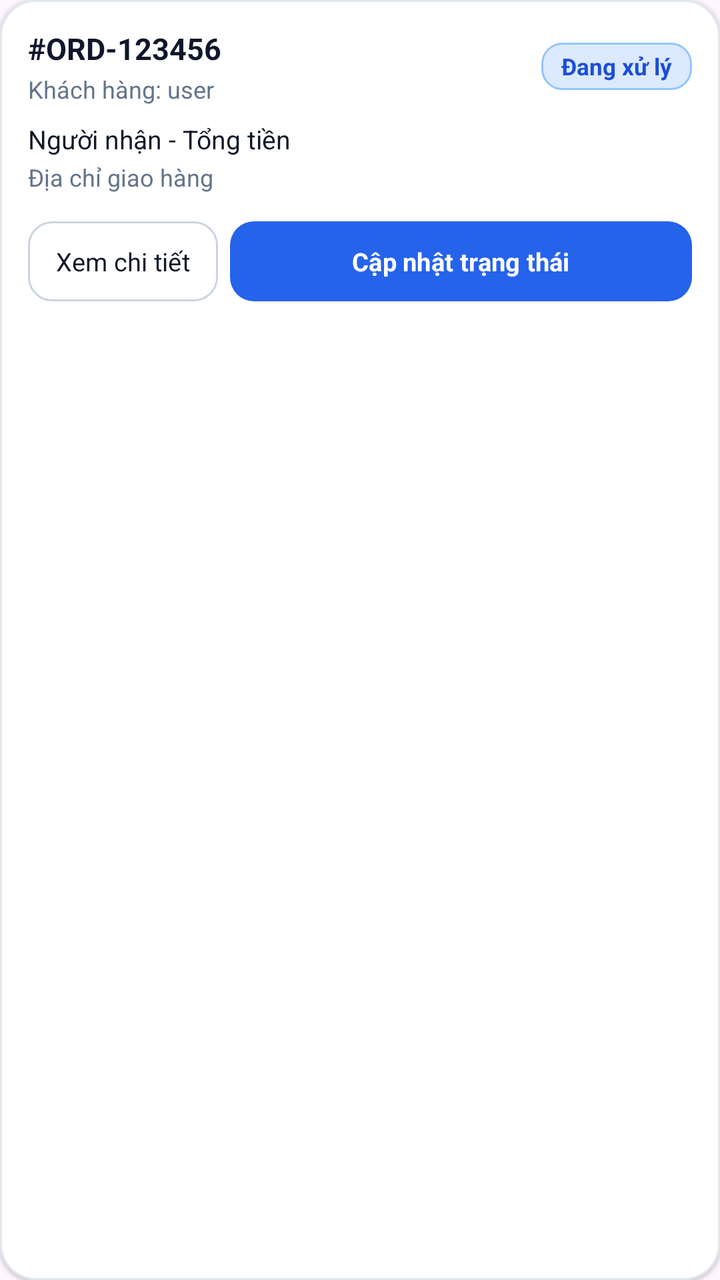
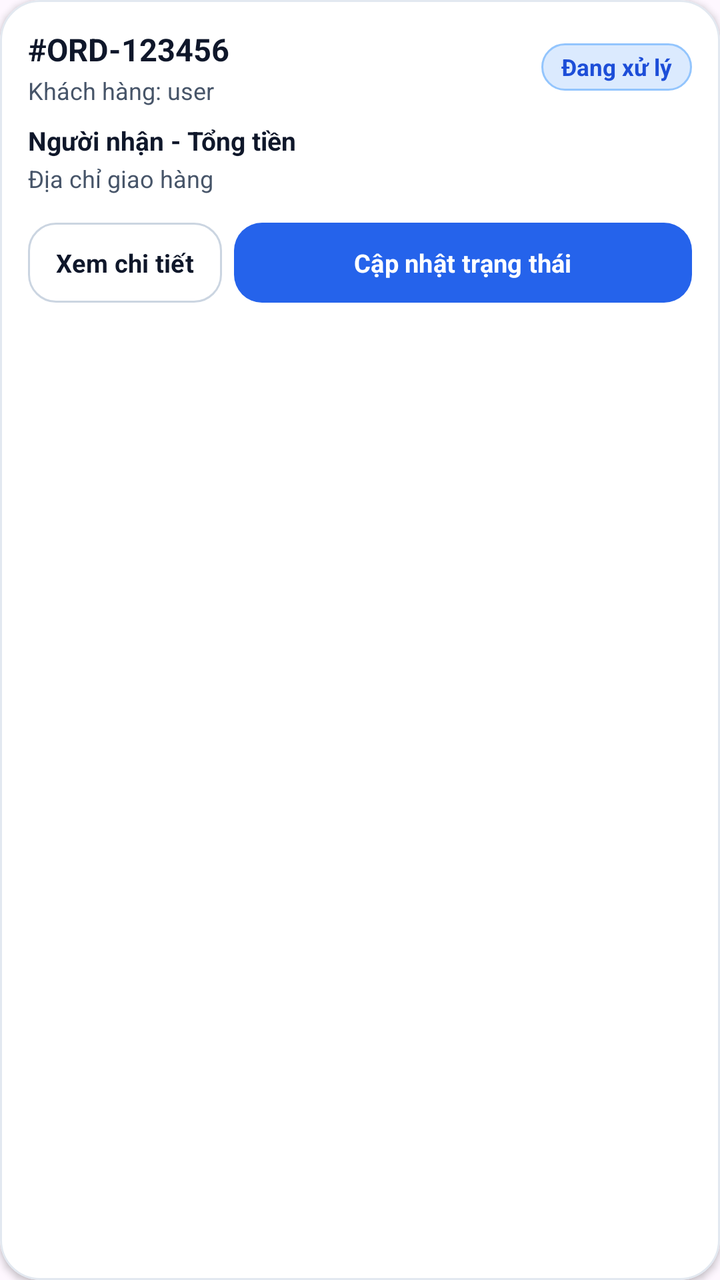

Before-and-after screenshots of an Android layout around one commit, followed by the original layout XML and the change that was made.
<!-- AndroidManifest.xml: application theme Theme.MyApplication -->
<!-- res/layout/item_admin_order.xml -->
<?xml version="1.0" encoding="utf-8"?>
<com.google.android.material.card.MaterialCardView xmlns:android="http://schemas.android.com/apk/res/android"
    xmlns:app="http://schemas.android.com/apk/res-auto"
    xmlns:tools="http://schemas.android.com/tools"
    android:layout_width="match_parent"
    android:layout_height="wrap_content"
    android:layout_marginBottom="10dp"
    app:cardBackgroundColor="@color/surface"
    app:cardCornerRadius="18dp"
    app:cardElevation="1dp"
    app:strokeColor="@color/border"
    app:strokeWidth="1dp"
    tools:ignore="HardcodedText,TouchTargetSizeCheck">

    <LinearLayout
        android:layout_width="match_parent"
        android:layout_height="wrap_content"
        android:orientation="vertical"
        android:padding="14dp">

        <LinearLayout
            android:layout_width="match_parent"
            android:layout_height="wrap_content"
            android:gravity="center_vertical"
            android:orientation="horizontal">

            <LinearLayout
                android:layout_width="0dp"
                android:layout_height="wrap_content"
                android:layout_weight="1"
                android:orientation="vertical">

                <TextView
                    android:id="@+id/tvAdminOrderCode"
                    android:layout_width="wrap_content"
                    android:layout_height="wrap_content"
                    android:text="#ORD-123456"
                    android:textColor="@color/ink"
                    android:textSize="15sp"
                    android:textStyle="bold" />

                <TextView
                    android:id="@+id/tvAdminOrderUser"
                    android:layout_width="wrap_content"
                    android:layout_height="wrap_content"
                    android:layout_marginTop="2dp"
                    android:text="Khách hàng: user"
                    android:textColor="@color/text_secondary"
                    android:textSize="12sp" />
            </LinearLayout>

            <TextView
                android:id="@+id/tvAdminOrderBadge"
                android:layout_width="wrap_content"
                android:layout_height="wrap_content"
                android:background="@drawable/bg_badge_primary"
                android:paddingStart="10dp"
                android:paddingTop="4dp"
                android:paddingEnd="10dp"
                android:paddingBottom="4dp"
                android:text="Đang xử lý"
                android:textColor="@color/primary_dark"
                android:textSize="11.5sp"
                android:textStyle="bold" />
        </LinearLayout>

        <TextView
            android:id="@+id/tvAdminOrderInfo"
            android:layout_width="match_parent"
            android:layout_height="wrap_content"
            android:layout_marginTop="8dp"
            android:text="Người nhận - Tổng tiền"
            android:textColor="@color/ink"
            android:textSize="13sp" />

        <TextView
            android:id="@+id/tvAdminOrderAddress"
            android:layout_width="match_parent"
            android:layout_height="wrap_content"
            android:layout_marginTop="2dp"
            android:ellipsize="end"
            android:maxLines="2"
            android:text="Địa chỉ giao hàng"
            android:textColor="@color/text_secondary"
            android:textSize="12sp" />

        <LinearLayout
            android:layout_width="match_parent"
            android:layout_height="wrap_content"
            android:layout_marginTop="10dp"
            android:orientation="horizontal">

            <com.google.android.material.button.MaterialButton
                android:id="@+id/btnAdminOrderDetail"
                style="@style/Widget.Material3.Button.OutlinedButton"
                android:layout_width="wrap_content"
                android:layout_height="48dp"
                android:layout_marginEnd="6dp"
                android:minHeight="48dp"
                android:paddingStart="14dp"
                android:paddingEnd="14dp"
                android:text="Xem chi tiết"
                android:textAllCaps="false"
                android:textColor="@color/ink"
                android:textSize="12.5sp"
                app:backgroundTint="@color/surface"
                app:cornerRadius="12dp"
                app:strokeColor="@color/border_strong"
                app:strokeWidth="1dp" />

            <com.google.android.material.button.MaterialButton
                android:id="@+id/btnAdminUpdateStatus"
                android:layout_width="0dp"
                android:layout_height="48dp"
                android:layout_weight="1"
                android:minHeight="48dp"
                android:text="Cập nhật trạng thái"
                android:textAllCaps="false"
                android:textColor="@color/white"
                android:textSize="12.5sp"
                android:textStyle="bold"
                app:backgroundTint="@color/primary"
                app:cornerRadius="12dp" />
        </LinearLayout>

    </LinearLayout>
</com.google.android.material.card.MaterialCardView>
<!-- resources referenced by this layout -->
<resources>
  <color name="border">#E2E8F0</color>
  <color name="border_strong">#CBD5E1</color>
  <color name="ink">#0F172A</color>
  <color name="primary">#2563EB</color>
  <color name="primary_dark">#1D4ED8</color>
  <color name="surface">#FFFFFFFF</color>
  <color name="text_secondary">#64748B</color>
  <color name="white">#FFFFFFFF</color>
  <!-- drawable bg_badge_primary (drawable) -->
  <?xml version="1.0" encoding="utf-8"?>
  <shape xmlns:android="http://schemas.android.com/apk/res/android" android:shape="rectangle">
      <solid android:color="#DBEAFE" />
      <stroke
          android:width="1dp"
          android:color="#93C5FD" />
      <corners android:radius="10dp" />
  </shape>
  <style name="Theme.MyApplication" parent="Base.Theme.MyApplication" />
  <style name="Base.Theme.MyApplication" parent="Theme.Material3.Light.NoActionBar">
          <item name="colorPrimary">@color/primary</item>
          <item name="colorOnPrimary">@color/white</item>
          <item name="colorPrimaryContainer">@color/primary_soft</item>
          <item name="colorOnPrimaryContainer">@color/primary_dark</item>
          <item name="colorSecondaryContainer">@color/primary_soft</item>
          <item name="colorOnSecondaryContainer">@color/primary_dark</item>
          <item name="colorSurface">@color/surface</item>
          <item name="colorOnSurface">@color/ink</item>
          <item name="colorSurfaceVariant">@color/surface_subtle</item>
          <item name="colorOnSurfaceVariant">@color/text_secondary</item>
          <item name="colorOutline">@color/border_strong</item>
          <item name="elevationOverlayEnabled">false</item>
          <item name="android:fontFamily">sans-serif</item>
          <item name="android:windowLightStatusBar">true</item>
          <item name="android:statusBarColor">@color/screen_background</item>
          <item name="android:navigationBarColor">@color/screen_background</item>
          <item name="android:windowLightNavigationBar" tools:targetApi="27">true</item>
          <item name="android:windowActionModeOverlay">true</item>
      </style>
  <color name="primary_soft">#EFF6FF</color>
  <color name="surface_subtle">#F1F5F9</color>
  <color name="screen_background">#F4F5F9</color>
</resources>

<!-- the commit's change to res/layout/item_admin_order.xml (unified diff, before → after) -->
@@ -6,8 +6,8 @@
     android:layout_height="wrap_content"
     android:layout_marginBottom="10dp"
     app:cardBackgroundColor="@color/surface"
-    app:cardCornerRadius="18dp"
-    app:cardElevation="1dp"
+    app:cardCornerRadius="20dp"
+    app:cardElevation="2dp"
     app:strokeColor="@color/border"
     app:strokeWidth="1dp"
     tools:ignore="HardcodedText,TouchTargetSizeCheck">
@@ -36,7 +36,7 @@
                     android:layout_height="wrap_content"
                     android:text="#ORD-123456"
                     android:textColor="@color/ink"
-                    android:textSize="15sp"
+                    android:textSize="15.5sp"
                     android:textStyle="bold" />
 
                 <TextView
@@ -71,7 +71,8 @@
             android:layout_marginTop="8dp"
             android:text="Người nhận - Tổng tiền"
             android:textColor="@color/ink"
-            android:textSize="13sp" />
+            android:textSize="13sp"
+            android:textStyle="bold" />
 
         <TextView
             android:id="@+id/tvAdminOrderAddress"
@@ -103,8 +104,9 @@
                 android:textAllCaps="false"
                 android:textColor="@color/ink"
                 android:textSize="12.5sp"
+                android:textStyle="bold"
                 app:backgroundTint="@color/surface"
-                app:cornerRadius="12dp"
+                app:cornerRadius="14dp"
                 app:strokeColor="@color/border_strong"
                 app:strokeWidth="1dp" />
 
@@ -120,7 +122,7 @@
                 android:textSize="12.5sp"
                 android:textStyle="bold"
                 app:backgroundTint="@color/primary"
-                app:cornerRadius="12dp" />
+                app:cornerRadius="14dp" />
         </LinearLayout>
 
     </LinearLayout>
<!-- resource entries referenced after the edit -->
@@ -6,7 +6,7 @@
   <color name="primary">#2563EB</color>
   <color name="primary_dark">#1D4ED8</color>
   <color name="surface">#FFFFFFFF</color>
-  <color name="text_secondary">#64748B</color>
+  <color name="text_secondary">#475569</color>
   <color name="white">#FFFFFFFF</color>
   <!-- drawable bg_badge_primary (drawable) -->
   <?xml version="1.0" encoding="utf-8"?>
@@ -15,7 +15,7 @@
       <stroke
           android:width="1dp"
           android:color="#93C5FD" />
-      <corners android:radius="10dp" />
+      <corners android:radius="100dp" />
   </shape>
   <style name="Theme.MyApplication" parent="Base.Theme.MyApplication" />
   <style name="Base.Theme.MyApplication" parent="Theme.Material3.Light.NoActionBar">
@@ -23,7 +23,9 @@
           <item name="colorOnPrimary">@color/white</item>
           <item name="colorPrimaryContainer">@color/primary_soft</item>
           <item name="colorOnPrimaryContainer">@color/primary_dark</item>
-          <item name="colorSecondaryContainer">@color/primary_soft</item>
+          <item name="colorSecondary">@color/accent_indigo</item>
+          <item name="colorOnSecondary">@color/white</item>
+          <item name="colorSecondaryContainer">@color/accent_indigo_soft</item>
           <item name="colorOnSecondaryContainer">@color/primary_dark</item>
           <item name="colorSurface">@color/surface</item>
           <item name="colorOnSurface">@color/ink</item>
@@ -39,7 +41,9 @@
           <item name="android:windowActionModeOverlay">true</item>
       </style>
   <color name="primary_soft">#EFF6FF</color>
-  <color name="surface_subtle">#F1F5F9</color>
-  <color name="screen_background">#F4F5F9</color>
+  <color name="accent_indigo">#4F46E5</color>
+  <color name="accent_indigo_soft">#EEF2FF</color>
+  <color name="surface_subtle">#EEF2FA</color>
+  <color name="screen_background">#F2F5FC</color>
 </resources>
 
